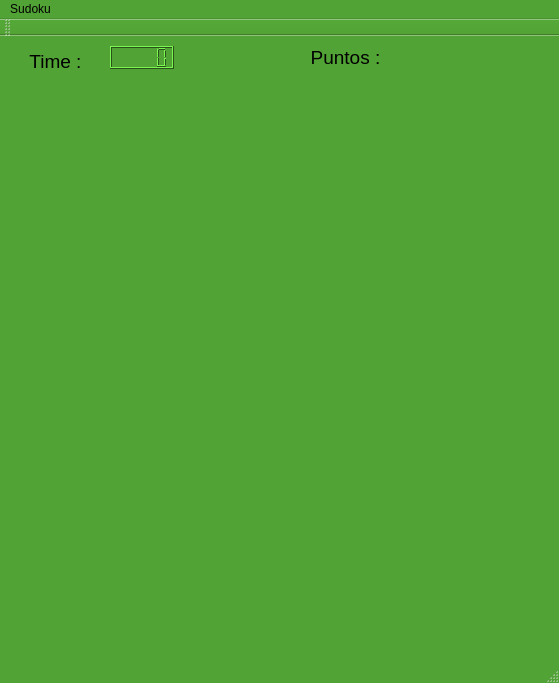
First picture: the form in mainwindow.ui, repository juanmisak/PySudoku, before the edit.
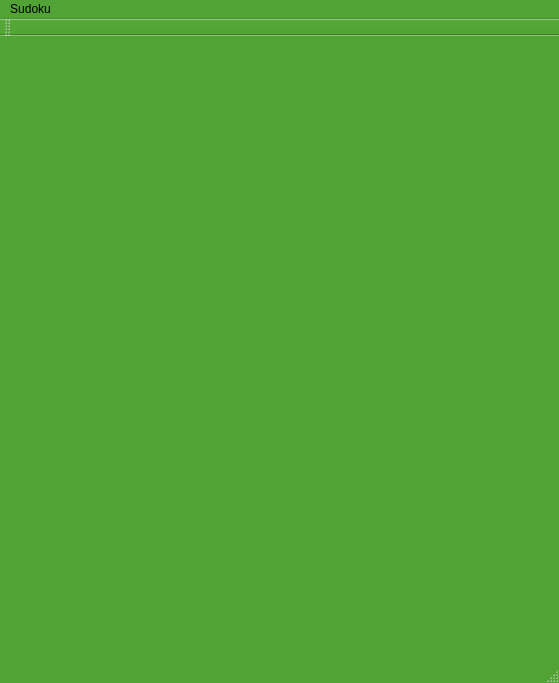
Second picture: the form after the edit. Icons and pictures are not drawn.

Commit message: add timer to mainwindow

Diff of the .ui file:
```diff
--- a/mainwindow.ui
+++ b/mainwindow.ui
@@ -456,7 +456,7 @@
      <rect>
       <x>10</x>
       <y>540</y>
-      <width>541</width>
+      <width>608</width>
       <height>62</height>
      </rect>
     </property>
@@ -670,7 +670,7 @@
      </font>
     </property>
     <property name="text">
-     <string>Time :</string>
+     <string/>
     </property>
     <property name="icon">
      <iconset resource="Resources.qrc">
@@ -701,7 +701,7 @@
      </font>
     </property>
     <property name="text">
-     <string>Puntos :</string>
+     <string/>
     </property>
     <property name="icon">
      <iconset resource="Resources.qrc">
@@ -717,16 +717,6 @@
      <bool>true</bool>
     </property>
    </widget>
-   <widget class="QLCDNumber" name="cronometroLcd">
-    <property name="geometry">
-     <rect>
-      <x>110</x>
-      <y>10</y>
-      <width>64</width>
-      <height>23</height>
-     </rect>
-    </property>
-   </widget>
   </widget>
   <widget class="QMenuBar" name="menuBar">
    <property name="geometry">
```
Left out of the diff: 32 changed lines with no effect on the pictures. The commit also changes 1 other file.
